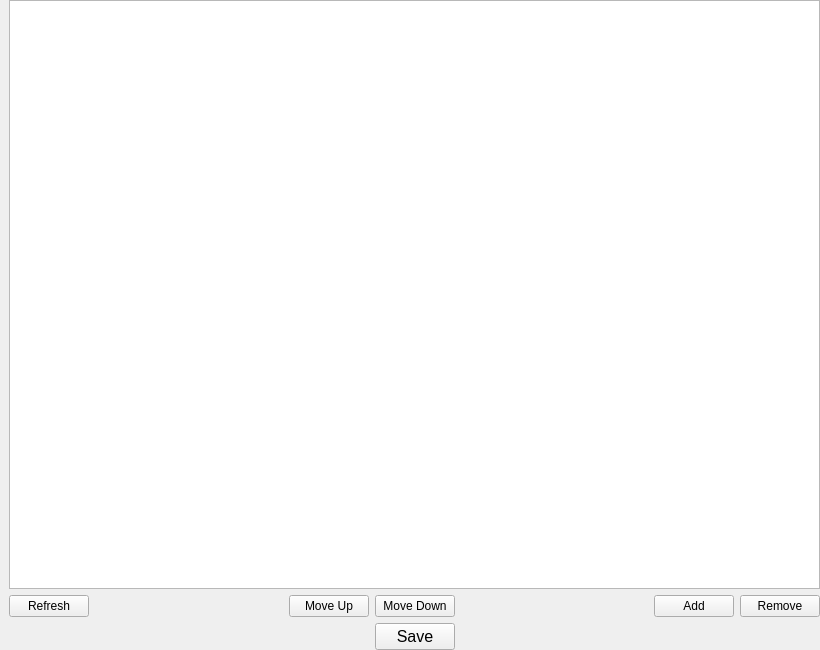
Old version of the form BaseClient/Source/ManagePage.ui in the repository WorksAhead/Base.
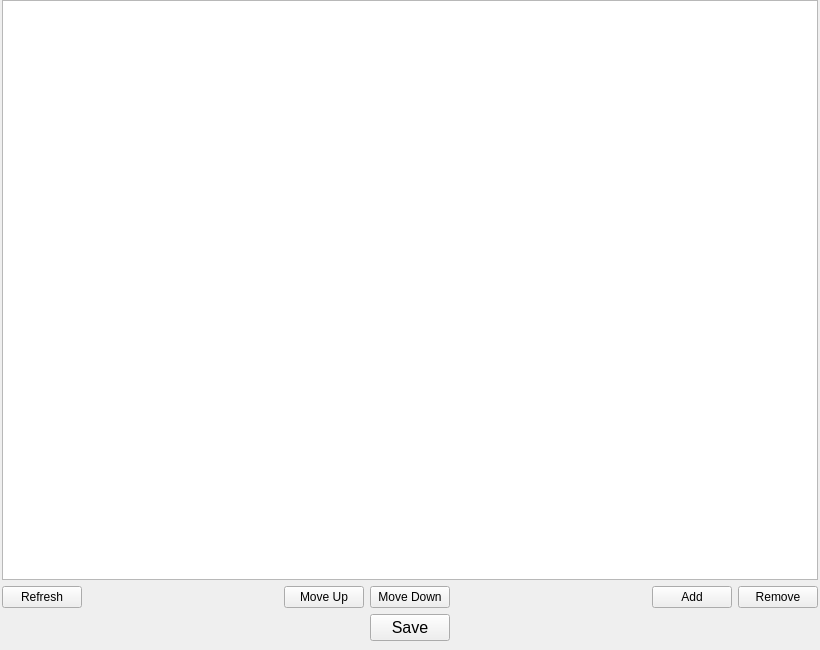
New version of the form.

Commit message: addEngineVersion 的 bug 修复。界面样式调整。

What changed in the file:
```diff
--- a/BaseClient/Source/ManagePage.ui
+++ b/BaseClient/Source/ManagePage.ui
@@ -15,16 +15,16 @@
   </property>
   <layout class="QVBoxLayout" name="verticalLayout">
    <property name="leftMargin">
-    <number>9</number>
+    <number>2</number>
    </property>
    <property name="topMargin">
     <number>0</number>
    </property>
    <property name="rightMargin">
-    <number>0</number>
+    <number>2</number>
    </property>
    <property name="bottomMargin">
-    <number>0</number>
+    <number>9</number>
    </property>
    <item>
     <widget class="QListWidget" name="pageList">
```
The commit also changes 4 other files.
